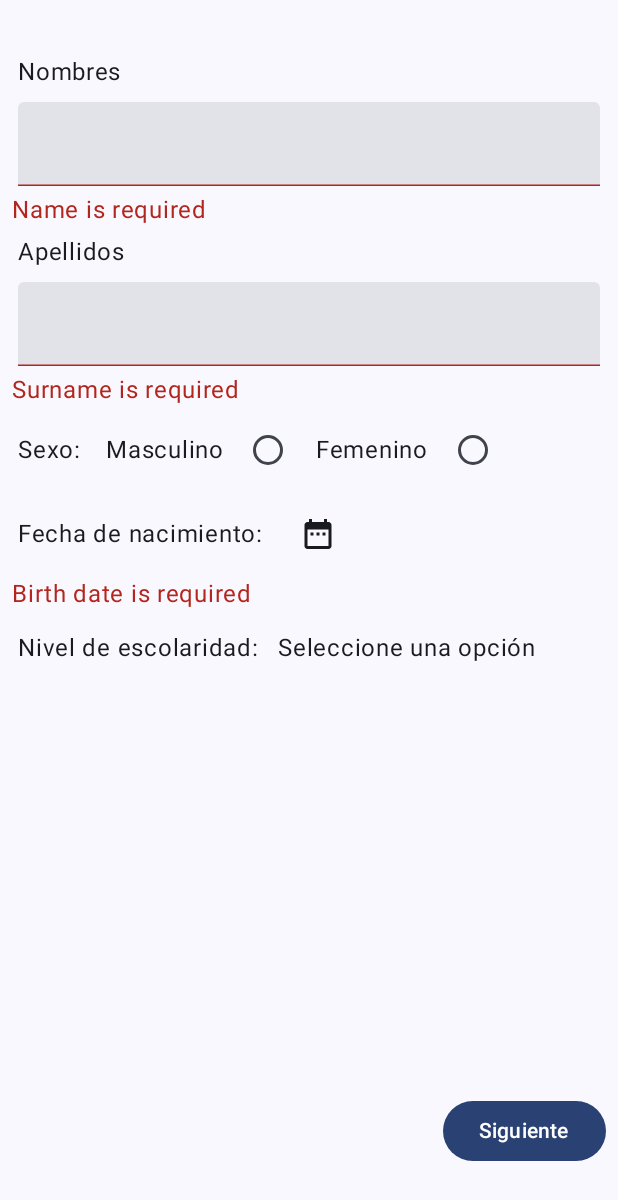
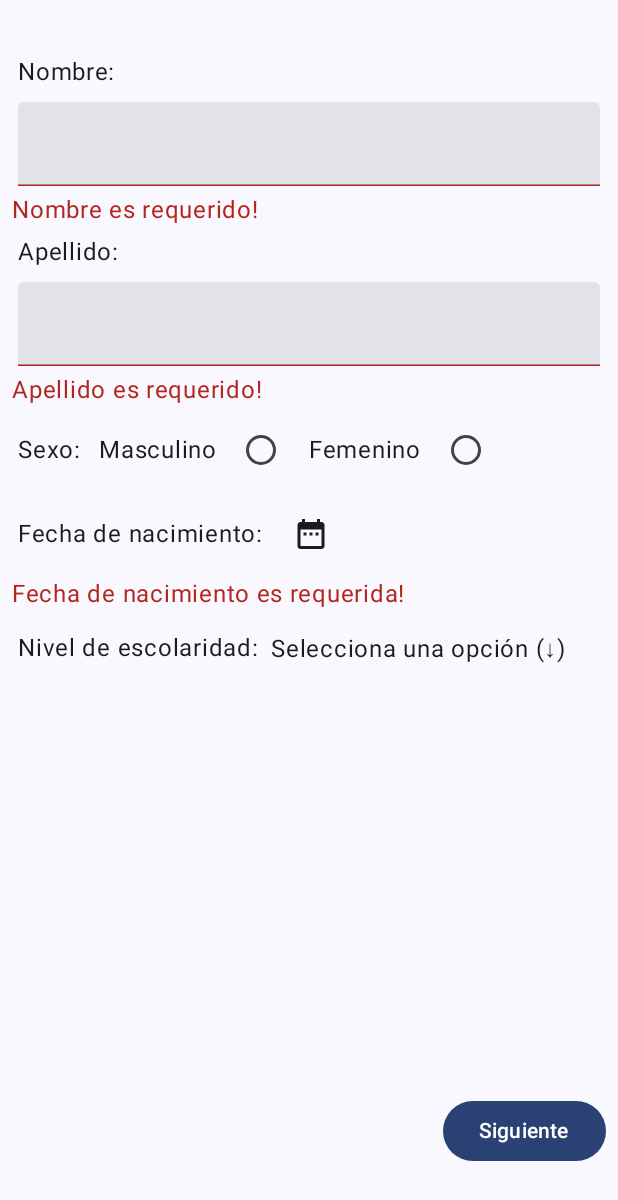
Before and after one commit to camilo-avendano1/LabsCM20242-Gr07, an Android app built with Jetpack Compose: the screen it shows after launch (MainActivity), after a tap on "Siguiente", on a phone screen of 412 x 824 dp. Shown: the top 1200 px of the screen. Run offline under Robolectric (Android 15) with nearby library versions, the phone set to English and light mode, and no system bars; 1 statement that could not run was skipped.

Commit message:
Added all language strings

```diff
--- a/Lab1-UI/Lab1-UI/src/main/java/co/edu/udea/compumovil/labs20242_gr07/MainActivity.kt
+++ b/Lab1-UI/Lab1-UI/src/main/java/co/edu/udea/compumovil/labs20242_gr07/MainActivity.kt
@@ -1,13 +1,12 @@
 package co.edu.udea.compumovil.labs20242_gr07
 
-import android.app.DatePickerDialog
 import android.content.res.Configuration
+import android.content.res.Resources
 import android.os.Bundle
 import android.util.Log
 import androidx.activity.ComponentActivity
 import androidx.activity.compose.setContent
 import androidx.activity.enableEdgeToEdge
-import androidx.compose.foundation.ExperimentalFoundationApi
 import androidx.compose.foundation.clickable
 import androidx.compose.foundation.layout.Box
 import androidx.compose.foundation.layout.Column
@@ -63,15 +62,15 @@ class MainActivity : ComponentActivity() {
         super.onCreate(savedInstanceState)
         enableEdgeToEdge()
 
-        val educationStrings : Array<String> = resources.getStringArray(R.array.escolaridades)
-
+        val educationStrings : Array<String> = resources.getStringArray(R.array.educationDegrees)
+        val resources = resources
         val countryStrings : Array<String> = arrayOf("A","B","C")
         val cityStrings : Array<String> = arrayOf("a","b","c")
 
         setContent {
             Labs20242Gr07Theme {
                 Surface(modifier = Modifier.fillMaxSize()) {
-                    SelectView(educationStrings = educationStrings, countryStrings = countryStrings, cityStrings = cityStrings)
+                    SelectView(resources = resources, educationStrings = educationStrings, countryStrings = countryStrings, cityStrings = cityStrings)
                 }
             }
         }
@@ -79,19 +78,18 @@ class MainActivity : ComponentActivity() {
 }
 
 @Composable
-fun SelectView(educationStrings: Array<String>, countryStrings: Array<String>, cityStrings: Array<String>){
+fun SelectView(resources: Resources, educationStrings: Array<String>, countryStrings: Array<String>, cityStrings: Array<String>){
     var view by rememberSaveable { mutableIntStateOf(0) }
     when(view){
-        0 -> PersonalData(educationStrings, nextButton =  { view = 1 })
-        1 -> ContactInformation(countryStrings,cityStrings, nextButton = { view = 2 })
+        0 -> PersonalData(resources,educationStrings, nextButton =  { view = 1 })
+        1 -> ContactInformation(resources,countryStrings,cityStrings, nextButton = { view = 2 })
         else -> Debug( firstButton = {view=0} , secondButton = {view=1} )
     }
 }
 
 
-@OptIn(ExperimentalMaterial3Api::class, ExperimentalFoundationApi::class)
 @Composable
-fun PersonalData(arrayItems: Array<String>, nextButton: () -> Unit) {
+fun PersonalData(resources: Resources, arrayItems: Array<String>, nextButton: () -> Unit) {
     val configuration = LocalConfiguration.current // Detectar la orientación
     val isLandscape = configuration.orientation == Configuration.ORIENTATION_LANDSCAPE
 
@@ -131,7 +129,7 @@ fun PersonalData(arrayItems: Array<String>, nextButton: () -> Unit) {
                 Row(modifier = Modifier.fillMaxWidth()) {
                     // Campo Nombre
                     Column(modifier = Modifier.weight(1f).padding(4.dp)) {
-                        Text(text = "Nombres", modifier = Modifier.padding(4.dp))
+                        Text(text = resources.getString(R.string.name), modifier = Modifier.padding(4.dp))
                         TextField(
                             value = nameText,
                             onValueChange = { nameText = it },
@@ -143,13 +141,13 @@ fun PersonalData(arrayItems: Array<String>, nextButton: () -> Unit) {
                             isError = nameError
                         )
                         if (nameError) {
-                            Text("Name is required", color = MaterialTheme.colorScheme.error)
+                            Text(resources.getString(R.string.nameError), color = MaterialTheme.colorScheme.error)
                         }
                     }
 
                     // Campo Apellido
                     Column(modifier = Modifier.weight(1f).padding(4.dp)) {
-                        Text(text = "Apellidos", modifier = Modifier.padding(4.dp))
+                        Text(text = resources.getString(R.string.surname), modifier = Modifier.padding(4.dp))
                         TextField(
                             value = surnameText,
                             onValueChange = { surnameText = it },
@@ -161,13 +159,13 @@ fun PersonalData(arrayItems: Array<String>, nextButton: () -> Unit) {
                             isError = surnameError
                         )
                         if (surnameError) {
-                            Text("Surname is required", color = MaterialTheme.colorScheme.error)
+                            Text(resources.getString(R.string.surnameError), color = MaterialTheme.colorScheme.error)
                         }
                     }
                 }
             } else {
                 // Vertical (uno debajo del otro)
-                Text(text = "Nombres", modifier = Modifier.padding(4.dp))
+                Text(text = resources.getString(R.string.name), modifier = Modifier.padding(4.dp))
                 TextField(
                     value = nameText,
                     onValueChange = { nameText = it },
@@ -181,10 +179,10 @@ fun PersonalData(arrayItems: Array<String>, nextButton: () -> Unit) {
                     isError = nameError
                 )
                 if (nameError) {
-                    Text("Name is required", color = MaterialTheme.colorScheme.error)
+                    Text(resources.getString(R.string.nameError), color = MaterialTheme.colorScheme.error)
                 }
 
-                Text(text = "Apellidos", modifier = Modifier.padding(4.dp))
+                Text(text = resources.getString(R.string.surname), modifier = Modifier.padding(4.dp))
                 TextField(
                     value = surnameText,
                     onValueChange = { surnameText = it },
@@ -198,17 +196,17 @@ fun PersonalData(arrayItems: Array<String>, nextButton: () -> Unit) {
                     isError = surnameError
                 )
                 if (surnameError) {
-                    Text("Surname is required", color = MaterialTheme.colorScheme.error)
+                    Text(resources.getString(R.string.surnameError), color = MaterialTheme.colorScheme.error)
                 }
             }
 
             // Campos adicionales como Sexo, Fecha de Nacimiento, etc.
             Row {
-                Text(text = "Sexo: ", modifier = Modifier
+                Text(text = resources.getString(R.string.sex), modifier = Modifier
                     .padding(4.dp, end = 8.dp)
                     .align(Alignment.CenterVertically))
                 Text(
-                    text = "Masculino",
+                    text = resources.getString(R.string.male),
                     modifier = Modifier
                         .padding(4.dp, end = 1.dp)
                         .align(Alignment.CenterVertically)
@@ -221,7 +219,7 @@ fun PersonalData(arrayItems: Array<String>, nextButton: () -> Unit) {
                     modifier = Modifier.padding(4.dp)
                 )
                 Text(
-                    text = "Femenino",
+                    text = resources.getString(R.string.female),
                     modifier = Modifier
                         .padding(4.dp, end = 1.dp)
                         .align(Alignment.CenterVertically)
@@ -236,7 +234,7 @@ fun PersonalData(arrayItems: Array<String>, nextButton: () -> Unit) {
             }
 
             Row {
-                Text(text = "Fecha de nacimiento: ",
+                Text(text = resources.getString(R.string.dob),
                     modifier = Modifier
                         .padding(4.dp)
                         .align(Alignment.CenterVertically)
@@ -245,7 +243,7 @@ fun PersonalData(arrayItems: Array<String>, nextButton: () -> Unit) {
                     onClick = { showDatePicker = true },
                     modifier = Modifier.padding(4.dp)
                 ) {
-                    Icon(imageVector = Icons.Filled.DateRange, contentDescription = "Select a date")
+                    Icon(imageVector = Icons.Filled.DateRange, contentDescription = resources.getString(R.string.selectDate))
                 }
                 Text(text = dateSelected, modifier = Modifier
                     .padding(4.dp)
@@ -253,21 +251,21 @@ fun PersonalData(arrayItems: Array<String>, nextButton: () -> Unit) {
             }
 
             if (dateError) {
-                Text("Birth date is required", color = MaterialTheme.colorScheme.error, modifier = Modifier.padding(bottom = 8.dp))
+                Text(resources.getString(R.string.dateError), color = MaterialTheme.colorScheme.error, modifier = Modifier.padding(bottom = 8.dp))
             } else if (futureDateError) {
-                Text("Birth date is not valid", color = MaterialTheme.colorScheme.error, modifier = Modifier.padding(bottom = 8.dp))
+                Text(resources.getString(R.string.dateValidError), color = MaterialTheme.colorScheme.error, modifier = Modifier.padding(bottom = 8.dp))
             }
 
             // Spinner en Jetpack Compose usando DropdownMenu
             Row(modifier = Modifier.fillMaxWidth()) {
-                Text(text = "Nivel de escolaridad: ", modifier = Modifier.padding(4.dp))
+                Text(text = resources.getString(R.string.education), modifier = Modifier.padding(4.dp))
                 Box(
                     modifier = Modifier
                         .fillMaxWidth()
                         .wrapContentSize(Alignment.TopStart)
                 ) {
                     Text(
-                        text = dropDownSelected.ifEmpty { "Seleccione una opción" },
+                        text = dropDownSelected.ifEmpty { resources.getString(R.string.selectOption) },
                         modifier = Modifier
                             .padding(4.dp)
                             .fillMaxWidth()
@@ -299,9 +297,13 @@ fun PersonalData(arrayItems: Array<String>, nextButton: () -> Unit) {
                 surnameError = surnameText.isEmpty()
                 dateError = dateSelected.isEmpty()
                 futureDateError = dateLong!! > System.currentTimeMillis()
-
-                if (!nameError && !surnameError && !dateError && !futureDateError) {
-                    sex = if (mRadioButtonSelected) "Male" else if (fRadioButtonSelected) "Female" else "Unknown"
+                if(!nameError && !surnameError && !dateError && !futureDateError){
+                    sex = if (mRadioButtonSelected)
+                        (resources.getString(R.string.male))
+                    else if (fRadioButtonSelected)
+                        (resources.getString(R.string.female))
+                    else
+                        (resources.getString(R.string.sexNotGiven))
 
                     Log.d("PersonalData",
                         "Name: $nameText, \n" +
@@ -318,12 +320,13 @@ fun PersonalData(arrayItems: Array<String>, nextButton: () -> Unit) {
                 .padding(4.dp)
                 .align(Alignment.BottomEnd)
         ) {
-            Text(text = "Siguiente")
+            Text(text = resources.getString(R.string.next))
         }
     }
 
     if (showDatePicker) {
         DatePickerModal(
+            resources = resources,
             onDateSelected = {
                 dateLong = it
                 showDatePicker = false
@@ -337,6 +340,7 @@ fun PersonalData(arrayItems: Array<String>, nextButton: () -> Unit) {
 @OptIn(ExperimentalMaterial3Api::class)
 @Composable
 fun DatePickerModal(
+    resources: Resources,
     onDateSelected: (Long?) -> Unit,
     onDismiss: () -> Unit
 ) {
@@ -348,12 +352,12 @@ fun DatePickerModal(
                 onDateSelected(datePickerState.selectedDateMillis)
                 onDismiss()
             }) {
-                Text("OK")
+                Text(resources.getString(R.string.ok))
             }
         },
         dismissButton = {
             TextButton(onClick = onDismiss) {
-                Text("Cancel")
+                Text(resources.getString(R.string.cancel))
             }
         }
     )
@@ -370,7 +374,7 @@ fun convertMillisToDate(millis: Long): String {
 
 
 @Composable
-fun ContactInformation(countryArray: Array<String>, cityArray: Array<String>, nextButton: () -> Unit) {
+fun ContactInformation(resources: Resources, countryArray: Array<String>, cityArray: Array<String>, nextButton: () -> Unit) {
 
     val scrollState = rememberScrollState()
     val countryScroll = rememberScrollState()
@@ -402,7 +406,7 @@ fun ContactInformation(countryArray: Array<String>, cityArray: Array<String>, ne
             .padding(4.dp)
             .verticalScroll(scrollState)){
             Row {
-                Text(text = "Telefono: ",
+                Text(text = resources.getString(R.string.phone),
                     modifier = Modifier
                         .padding(4.dp)
                         .align(Alignment.CenterVertically)
@@ -420,10 +424,10 @@ fun ContactInformation(countryArray: Array<String>, cityArray: Array<String>, ne
                 )
             }
             if (phoneNumError){
-                Text("Phone number is required", color = MaterialTheme.colorScheme.error)
+                Text(resources.getString(R.string.phoneError), color = MaterialTheme.colorScheme.error)
             }
             Row {
-                Text(text = "Direccion: ",
+                Text(text = resources.getString(R.string.address),
                     modifier = Modifier
                         .padding(4.dp)
                         .align(Alignment.CenterVertically)
@@ -440,7 +444,7 @@ fun ContactInformation(countryArray: Array<String>, cityArray: Array<String>, ne
                 )
             }
             Row {
-                Text(text = "Email: ",
+                Text(text = resources.getString(R.string.email),
                     modifier = Modifier
                         .padding(4.dp)
                         .align(Alignment.CenterVertically)
@@ -458,21 +462,21 @@ fun ContactInformation(countryArray: Array<String>, cityArray: Array<String>, ne
                 )
             }
             if (emailError){
-                Text("Email is required", color = MaterialTheme.colorScheme.error)
+                Text(resources.getString(R.string.emailError), color = MaterialTheme.colorScheme.error)
             } else if(emailValidError){
-                Text("Email is invalid", color = MaterialTheme.colorScheme.error)
+                Text(resources.getString(R.string.emailValidError), color = MaterialTheme.colorScheme.error)
             }
             Row(modifier = Modifier
                 .fillMaxWidth()
                 .padding(vertical = 4.dp)) {
-                Text(text = "Pais: ", modifier = Modifier.padding(4.dp))
+                Text(text = resources.getString(R.string.country), modifier = Modifier.padding(4.dp))
                 Box(
                     modifier = Modifier
                         .fillMaxWidth()
                         .wrapContentSize(Alignment.Center)
                 ) {
                     Text(
-                        text = countrySelected.ifEmpty { "Seleccione una opción" },
+                        text = countrySelected.ifEmpty { resources.getString(R.string.selectOption) },
                         modifier = Modifier
                             .padding(4.dp)
                             .fillMaxWidth()
@@ -498,19 +502,19 @@ fun ContactInformation(countryArray: Array<String>, cityArray: Array<String>, ne
                 }
             }
             if (countryError){
-                Text("Country is required", color = MaterialTheme.colorScheme.error)
+                Text(resources.getString(R.string.countryError), color = MaterialTheme.colorScheme.error)
             }
             Row(modifier = Modifier
                 .fillMaxWidth()
                 .padding(vertical = 4.dp)) {
-                Text(text = "Ciudad: ", modifier = Modifier.padding(4.dp))
+                Text(text = resources.getString(R.string.city), modifier = Modifier.padding(4.dp))
                 Box(
                     modifier = Modifier
                         .fillMaxWidth()
                         .wrapContentSize(Alignment.Center)
                 ) {
                     Text(
-                        text = citySelected.ifEmpty { "Seleccione una opción" },
+                        text = citySelected.ifEmpty { resources.getString(R.string.selectOption) },
                         modifier = Modifier
                             .padding(4.dp)
                             .fillMaxWidth()
@@ -557,7 +561,7 @@ fun ContactInformation(countryArray: Array<String>, cityArray: Array<String>, ne
                 .padding(4.dp)
                 .align(Alignment.BottomEnd)
         ) {
-            Text(text = "Siguiente")
+            Text(text = resources.getString(R.string.next))
         }
     }
 }
--- a/Lab1-UI/Lab1-UI/src/main/res/values/strings.xml
+++ b/Lab1-UI/Lab1-UI/src/main/res/values/strings.xml
@@ -1,6 +1,6 @@
 <resources>
     <string name="app_name">Labs20242-Gr07</string>
-    <string-array name="escolaridades">
+    <string-array name="educationDegrees">
         <item>Primaria</item>
         <item>Secundaria</item>
         <item>Universitaria</item>
@@ -8,4 +8,35 @@
         <item>Doctorado</item>
         <item>Otro</item>
     </string-array>
+
+    <string name="selectOption">Selecciona una opción (↓)</string>
+    <string name="next">Siguiente</string>
+    <string name="ok">OK</string>
+    <string name="cancel">Cancelar</string>
+
+    <string name="name">Nombre: </string>
+    <string name="surname">Apellido: </string>
+    <string name="sex">Sexo: </string>
+    <string name="male">Masculino</string>
+    <string name="female">Femenino</string>
+    <string name="dob">Fecha de nacimiento: </string>
+    <string name="selectDate">Selecciona una fecha</string>
+    <string name="education">Nivel de escolaridad: </string>
+    <string name="sexNotGiven">Desconcido</string>
+
+    <string name="nameError">Nombre es requerido!</string>
+    <string name="surnameError">Apellido es requerido!</string>
+    <string name="dateError">Fecha de nacimiento es requerida!</string>
+    <string name="dateValidError">Fecha de nacimiento invalida!</string>
+
+    <string name="phone">Telefono: </string>
+    <string name="address">Dirección: </string>
+    <string name="email">Email: </string>
+    <string name="country">Pais: </string>
+    <string name="city">Ciudad: </string>
+
+    <string name="phoneError">Telefono es requerido</string>
+    <string name="emailError">Email es requerido</string>
+    <string name="emailValidError">Email es invalido</string>
+    <string name="countryError">Pais es requerido</string>
 </resources>
```
Also changed, not shown: 1 other file.
